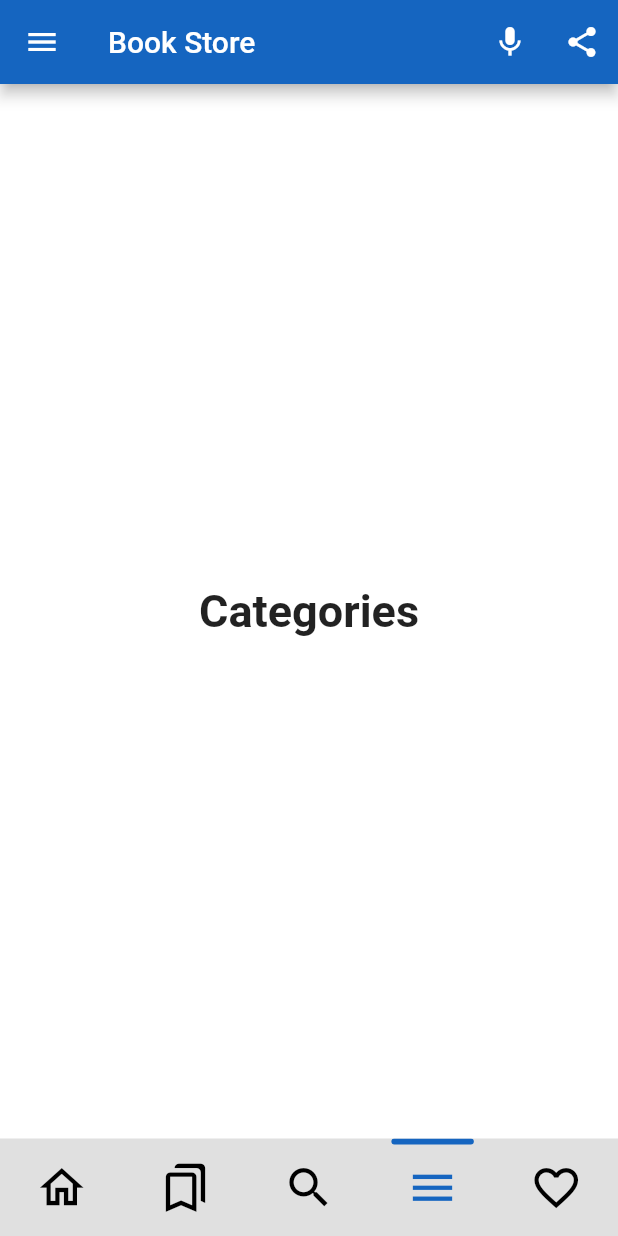
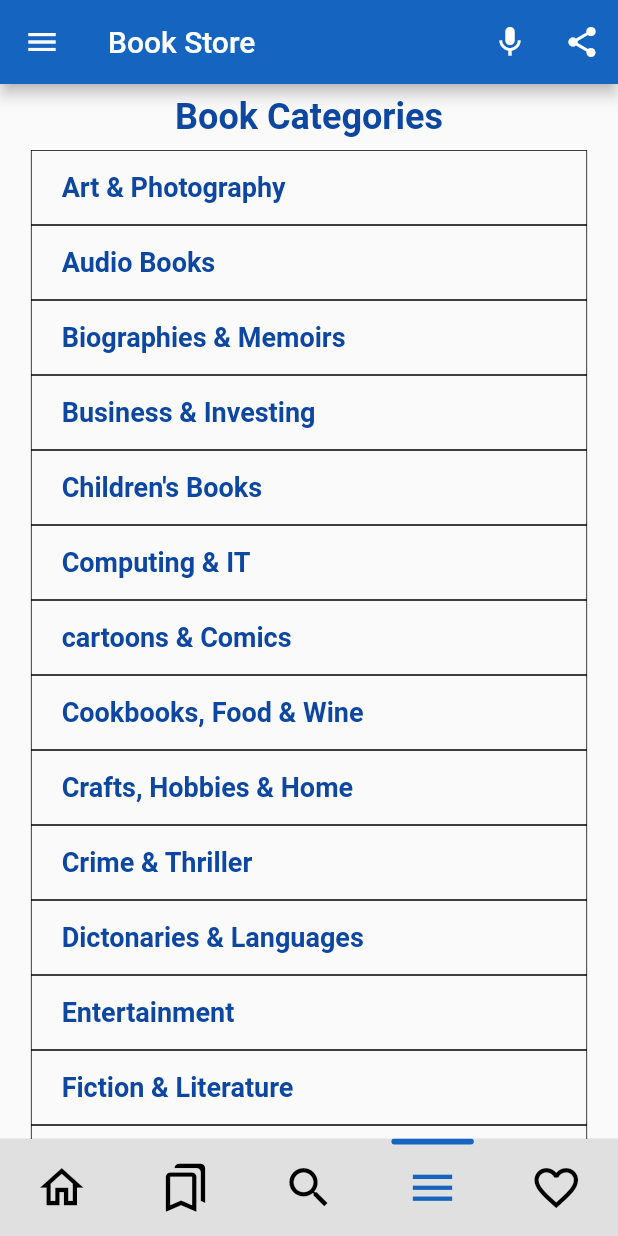
Before and after one commit to SanjayDev01/bookstoreapp, a Flutter app: the HomeScreen screen opened directly, item 4 of the bottom bar chosen, on a phone screen of 412 x 824 dp. Run offline on Flutter 3.47's test engine with Material 2 defaults, Android fonts, the phone set to English and light mode, and no system bars; drawn by our look-alikes of flutter_snake_navigationbar; our stand-ins replace cloud_firestore, firebase_auth, firebase_core, google_sign_in, lottie, share and 2 more; accounts and stored records are empty; network calls fail.

Commit message:
category screen and drawer done

```diff
--- /dev/null
+++ b/lib/components/advanced_search.dart
@@ -0,0 +1,15 @@
+import 'package:flutter/material.dart';
+
+class AdvancedSearch extends StatefulWidget {
+  const AdvancedSearch({Key? key}) : super(key: key);
+
+  @override
+  State<AdvancedSearch> createState() => _AdvancedSearchState();
+}
+
+class _AdvancedSearchState extends State<AdvancedSearch> {
+  @override
+  Widget build(BuildContext context) {
+    return Container();
+  }
+}
--- a/lib/components/book_stores.dart
+++ b/lib/components/book_stores.dart
@@ -11,7 +11,6 @@ class BookStores extends StatelessWidget {
   @override
   Widget build(BuildContext context) {
     return Scaffold(
-      backgroundColor: Colors.white70,
       body: Container(
         width: MediaQuery.of(context).size.width,
         height: MediaQuery.of(context).size.height,
--- /dev/null
+++ b/lib/components/categories.dart
@@ -0,0 +1,456 @@
+import 'package:flutter/material.dart';
+import 'package:url_launcher/url_launcher.dart';
+
+class CategoriesScreen extends StatelessWidget {
+  const CategoriesScreen({Key? key}) : super(key: key);
+
+  // void _launchURL(String _url) async {
+  //   if (!await launch(_url)) throw 'Could not launch $_url';
+  // }
+
+  showDialogBox(context) {
+    return showDialog(
+      context: context,
+      builder: (ctx) => AlertDialog(
+        title: Text("Alert Dialog Box"),
+        content: Text("Comming Soon!"),
+        actions: <Widget>[
+          FlatButton(
+            onPressed: () {
+              Navigator.of(ctx).pop();
+            },
+            child: Text("okay"),
+          ),
+        ],
+      ),
+    );
+  }
+
+  @override
+  Widget build(BuildContext context) {
+    return Scaffold(
+      body: SingleChildScrollView(
+        child: Container(
+          width: MediaQuery.of(context).size.width,
+          height: MediaQuery.of(context).size.height,
+          child: Column(
+            mainAxisAlignment: MainAxisAlignment.start,
+            crossAxisAlignment: CrossAxisAlignment.center,
+            children: [
+              Padding(
+                padding: const EdgeInsets.all(8.0),
+                child: Text(
+                  "Book Categories",
+                  textAlign: TextAlign.center,
+                  style: TextStyle(
+                    fontSize: 24,
+                    fontWeight: FontWeight.w600,
+                    color: Colors.blue.shade900,
+                  ),
+                ),
+              ),
+              Container(
+                  width: MediaQuery.of(context).size.width * 0.9,
+                  child: Column(
+                    children: [
+                      InkWell(
+                        onTap: () {
+                          showDialogBox(context);
+                        },
+                        child: Container(
+                          height: 50,
+                          alignment: Alignment.centerLeft,
+                          decoration: BoxDecoration(
+                            border: Border.all(
+                              color: Colors.black,
+                              width: 0.5,
+                            ),
+                          ),
+                          width: MediaQuery.of(context).size.width * 0.9,
+                          child: Padding(
+                            padding: const EdgeInsets.only(left: 20.0),
+                            child: Text(
+                              "Art & Photography",
+                              textAlign: TextAlign.start,
+                              style: TextStyle(
+                                fontSize: 18,
+                                fontWeight: FontWeight.w600,
+                                color: Colors.blue.shade900,
+                              ),
+                            ),
+                          ),
+                        ),
+                      ),
+                      InkWell(
+                        onTap: () {
+                          showDialogBox(context);
+                        },
+                        child: Container(
+                          height: 50,
+                          alignment: Alignment.centerLeft,
+                          decoration: BoxDecoration(
+                            border: Border.all(
+                              color: Colors.black,
+                              width: 0.5,
+                            ),
+                          ),
+                          width: MediaQuery.of(context).size.width * 0.9,
+                          child: Padding(
+                            padding: const EdgeInsets.only(left: 20.0),
+                            child: Text(
+                              "Audio Books",
+                              textAlign: TextAlign.start,
+                              style: TextStyle(
+                                fontSize: 18,
+                                fontWeight: FontWeight.w600,
+                                color: Colors.blue.shade900,
+                              ),
+                            ),
+                          ),
+                        ),
+                      ),
+                      InkWell(
+                        onTap: () {
+                          showDialogBox(context);
+                        },
+                        child: Container(
+                          height: 50,
+                          alignment: Alignment.centerLeft,
+                          decoration: BoxDecoration(
+                            border: Border.all(
+                              color: Colors.black,
+                              width: 0.5,
+                            ),
+                          ),
+                          width: MediaQuery.of(context).size.width * 0.9,
+                          child: Padding(
+                            padding: const EdgeInsets.only(left: 20.0),
+                            child: Text(
+                              "Biographies & Memoirs",
+                              textAlign: TextAlign.start,
+                              style: TextStyle(
+                                fontSize: 18,
+                                fontWeight: FontWeight.w600,
+                                color: Colors.blue.shade900,
+                              ),
+                            ),
+                          ),
+                        ),
+                      ),
+                      InkWell(
+                        onTap: () {
+                          showDialogBox(context);
+                        },
+                        child: Container(
+                          height: 50,
+                          alignment: Alignment.centerLeft,
+                          decoration: BoxDecoration(
+                            border: Border.all(
+                              color: Colors.black,
+                              width: 0.5,
+                            ),
+                          ),
+                          width: MediaQuery.of(context).size.width * 0.9,
+                          child: Padding(
+                            padding: const EdgeInsets.only(left: 20.0),
+                            child: Text(
+                              "Business & Investing",
+                              textAlign: TextAlign.start,
+                              style: TextStyle(
+                                fontSize: 18,
+                                fontWeight: FontWeight.w600,
+                                color: Colors.blue.shade900,
+                              ),
+                            ),
+                          ),
+                        ),
+                      ),
+                      InkWell(
+                        onTap: () {
+                          showDialogBox(context);
+                        },
+                        child: Container(
+                          height: 50,
+                          alignment: Alignment.centerLeft,
+                          decoration: BoxDecoration(
+                            border: Border.all(
+                              color: Colors.black,
+                              width: 0.5,
+                            ),
+                          ),
+                          width: MediaQuery.of(context).size.width * 0.9,
+                          child: Padding(
+                            padding: const EdgeInsets.only(left: 20.0),
+                            child: Text(
+                              "Children's Books",
+                              textAlign: TextAlign.start,
+                              style: TextStyle(
+                                fontSize: 18,
+                                fontWeight: FontWeight.w600,
+                                color: Colors.blue.shade900,
+                              ),
+                            ),
+                          ),
+                        ),
+                      ),
+                      InkWell(
+                        onTap: () {
+                          showDialogBox(context);
+                        },
+                        child: Container(
+                          height: 50,
+                          alignment: Alignment.centerLeft,
+                          decoration: BoxDecoration(
+                            border: Border.all(
+                              color: Colors.black,
+                              width: 0.5,
+                            ),
+                          ),
+                          width: MediaQuery.of(context).size.width * 0.9,
+                          child: Padding(
+                            padding: const EdgeInsets.only(left: 20.0),
+                            child: Text(
+                              "Computing & IT",
+                              textAlign: TextAlign.start,
+                              style: TextStyle(
+                                fontSize: 18,
+                                fontWeight: FontWeight.w600,
+                                color: Colors.blue.shade900,
+                              ),
+                            ),
+                          ),
+                        ),
+                      ),
+                      InkWell(
+                        onTap: () {
+                          showDialogBox(context);
+                        },
+                        child: Container(
+                          height: 50,
+                          alignment: Alignment.centerLeft,
+                          decoration: BoxDecoration(
+                            border: Border.all(
+                              color: Colors.black,
+                              width: 0.5,
+                            ),
+                          ),
+                          width: MediaQuery.of(context).size.width * 0.9,
+                          child: Padding(
+                            padding: const EdgeInsets.only(left: 20.0),
+                            child: Text(
+                              "cartoons & Comics",
+                              textAlign: TextAlign.start,
+                              style: TextStyle(
+                                fontSize: 18,
+                                fontWeight: FontWeight.w600,
+                                color: Colors.blue.shade900,
+                              ),
+                            ),
+                          ),
+                        ),
+                      ),
+                      InkWell(
+                        onTap: () {
+                          showDialogBox(context);
+                        },
+                        child: Container(
+                          height: 50,
+                          alignment: Alignment.centerLeft,
+                          decoration: BoxDecoration(
+                            border: Border.all(
+                              color: Colors.black,
+                              width: 0.5,
+                            ),
+                          ),
+                          width: MediaQuery.of(context).size.width * 0.9,
+                          child: Padding(
+                            padding: const EdgeInsets.only(left: 20.0),
+                            child: Text(
+                              "Cookbooks, Food & Wine",
+                              textAlign: TextAlign.start,
+                              style: TextStyle(
+                                fontSize: 18,
+                                fontWeight: FontWeight.w600,
+                                color: Colors.blue.shade900,
+                              ),
+                            ),
+                          ),
+                        ),
+                      ),
+                      InkWell(
+                        onTap: () {
+                          showDialogBox(context);
+                        },
+                        child: Container(
+                          height: 50,
+                          alignment: Alignment.centerLeft,
+                          decoration: BoxDecoration(
+                            border: Border.all(
+                              color: Colors.black,
+                              width: 0.5,
+                            ),
+                          ),
+                          width: MediaQuery.of(context).size.width * 0.9,
+                          child: Padding(
+                            padding: const EdgeInsets.only(left: 20.0),
+                            child: Text(
+                              "Crafts, Hobbies & Home",
+                              textAlign: TextAlign.start,
+                              style: TextStyle(
+                                fontSize: 18,
+                                fontWeight: FontWeight.w600,
+                                color: Colors.blue.shade900,
+                              ),
+                            ),
+                          ),
+                        ),
+                      ),
+                      InkWell(
+                        onTap: () {
+                          showDialogBox(context);
+                        },
+                        child: Container(
+                          height: 50,
+                          alignment: Alignment.centerLeft,
+                          decoration: BoxDecoration(
+                            border: Border.all(
+                              color: Colors.black,
+                              width: 0.5,
+                            ),
+                          ),
+                          width: MediaQuery.of(context).size.width * 0.9,
+                          child: Padding(
+                            padding: const EdgeInsets.only(left: 20.0),
+                            child: Text(
+                              "Crime & Thriller",
+                              textAlign: TextAlign.start,
+                              style: TextStyle(
+                                fontSize: 18,
+                                fontWeight: FontWeight.w600,
+                                color: Colors.blue.shade900,
+                              ),
+                            ),
+                          ),
+                        ),
+                      ),
+                      InkWell(
+                        onTap: () {
+                          showDialogBox(context);
+                        },
+                        child: Container(
+                          height: 50,
+                          alignment: Alignment.centerLeft,
+                          decoration: BoxDecoration(
+                            border: Border.all(
+                              color: Colors.black,
+                              width: 0.5,
+                            ),
+                          ),
+                          width: MediaQuery.of(context).size.width * 0.9,
+                          child: Padding(
+                            padding: const EdgeInsets.only(left: 20.0),
+                            child: Text(
+                              "Dictonaries & Languages",
+                              textAlign: TextAlign.start,
+                              style: TextStyle(
+                                fontSize: 18,
+                                fontWeight: FontWeight.w600,
+                                color: Colors.blue.shade900,
+                              ),
+                            ),
+                          ),
+                        ),
+                      ),
+                      InkWell(
+                        onTap: () {
+                          showDialogBox(context);
+                        },
+                        child: Container(
+                          height: 50,
+                          alignment: Alignment.centerLeft,
+                          decoration: BoxDecoration(
+                            border: Border.all(
+                              color: Colors.black,
+                              width: 0.5,
+                            ),
+                          ),
+                          width: MediaQuery.of(context).size.width * 0.9,
+                          child: Padding(
+                            padding: const EdgeInsets.only(left: 20.0),
+                            child: Text(
+                              "Entertainment",
+                              textAlign: TextAlign.start,
+                              style: TextStyle(
+                                fontSize: 18,
+                                fontWeight: FontWeight.w600,
+                                color: Colors.blue.shade900,
+                              ),
+                            ),
+                          ),
+                        ),
+                      ),
+                      InkWell(
+                        onTap: () {
+                          showDialogBox(context);
+                        },
+                        child: Container(
+                          height: 50,
+                          alignment: Alignment.centerLeft,
+                          decoration: BoxDecoration(
+                            border: Border.all(
+                              color: Colors.black,
+                              width: 0.5,
+                            ),
+                          ),
+                          width: MediaQuery.of(context).size.width * 0.9,
+                          child: Padding(
+                            padding: const EdgeInsets.only(left: 20.0),
+                            child: Text(
+                              "Fiction & Literature",
+                              textAlign: TextAlign.start,
+                              style: TextStyle(
+                                fontSize: 18,
+                                fontWeight: FontWeight.w600,
+                                color: Colors.blue.shade900,
+                              ),
+                            ),
+                          ),
+                        ),
+                      ),
+                      InkWell(
+                        onTap: () {
+                          showDialogBox(context);
+                        },
+                        child: Container(
+                          height: 50,
+                          alignment: Alignment.centerLeft,
+                          decoration: BoxDecoration(
+                            border: Border.all(
+                              color: Colors.black,
+                              width: 0.5,
+                            ),
+                          ),
+                          width: MediaQuery.of(context).size.width * 0.9,
+                          child: Padding(
+                            padding: const EdgeInsets.only(left: 20.0),
+                            child: Text(
+                              "Health & Fitness",
+                              textAlign: TextAlign.start,
+                              style: TextStyle(
+                                fontSize: 18,
+                                fontWeight: FontWeight.w600,
+                                color: Colors.blue.shade900,
+                              ),
+                            ),
+                          ),
+                        ),
+                      ),
+                    ],
+                  ))
+            ],
+          ),
+        ),
+      ),
+    );
+  }
+}
--- a/lib/screens/home_screen.dart
+++ b/lib/screens/home_screen.dart
@@ -1,7 +1,9 @@
 // ignore_for_file: prefer_final_fields
 
+import 'package:bookstoreapp/components/advanced_search.dart';
 import 'package:bookstoreapp/components/book_stores.dart';
 import 'package:bookstoreapp/components/books_detail.dart';
+import 'package:bookstoreapp/components/categories.dart';
 import 'package:bookstoreapp/components/homepage.dart';
 import 'package:bookstoreapp/components/wishlist.dart';
 import 'package:bookstoreapp/models/books.dart';
@@ -42,10 +44,7 @@ class _HomeScreenState extends State<HomeScreen> {
       'Search',
       style: optionStyle,
     ),
-    const Text(
-      'Categories',
-      style: optionStyle,
-    ),
+    const CategoriesScreen(),
     const WishList(),
   ];
 
@@ -86,7 +85,78 @@ class _HomeScreenState extends State<HomeScreen> {
           ),
         ],
       ),
-      drawer: const Drawer(),
+      drawer: Drawer(
+        child: ListView(
+          // Important: Remove any padding from the ListView.
+          padding: EdgeInsets.zero,
+          children: [
+            const DrawerHeader(
+              decoration: BoxDecoration(
+                color: Colors.blue,
+              ),
+              child: Text('Book Store',
+                  style: TextStyle(
+                    fontSize: 30,
+                  )),
+            ),
+            ListTile(
+              title: const Text('Home'),
+              leading: Icon(Icons.home_outlined),
+              onTap: () {
+                // Update the state of the app.
+                // ...
+                Navigator.push(context, MaterialPageRoute(builder: (context) {
+                  return const SafeArea(child: HomePage());
+                }));
+              },
+            ),
+            ListTile(
+              title: const Text('Bookstores'),
+              leading: Icon(Icons.bookmarks_outlined),
+              onTap: () {
+                // Update the state of the app.
+                // ...
+                Navigator.push(context, MaterialPageRoute(builder: (context) {
+                  return const SafeArea(child: BookStores());
+                }));
+              },
+            ),
+            ListTile(
+              title: const Text('Full list of categories'),
+              leading: Icon(Icons.search),
+              onTap: () {
+                Navigator.push(context, MaterialPageRoute(builder: (context) {
+                  return const SafeArea(child: CategoriesScreen());
+                }));
+                // Update the state of the app.
+                // ...
+              },
+            ),
+            ListTile(
+              title: const Text('Advanced Search'),
+              leading: Icon(Icons.menu),
+              onTap: () {
+                // Update the state of the app.
+                // ...
+                Navigator.push(context, MaterialPageRoute(builder: (context) {
+                  return const SafeArea(child: AdvancedSearch());
+                }));
+              },
+            ),
+            ListTile(
+              title: const Text('Your WishList'),
+              leading: Icon(Icons.favorite_border_outlined),
+              onTap: () {
+                // Update the state of the app.
+                // ...
+                Navigator.push(context, MaterialPageRoute(builder: (context) {
+                  return const SafeArea(child: WishList());
+                }));
+              },
+            ),
+          ],
+        ),
+      ),
       backgroundColor: Colors.white,
       body: Center(
         child: _widgetOptions.elementAt(_selectedItemPosition),
```
